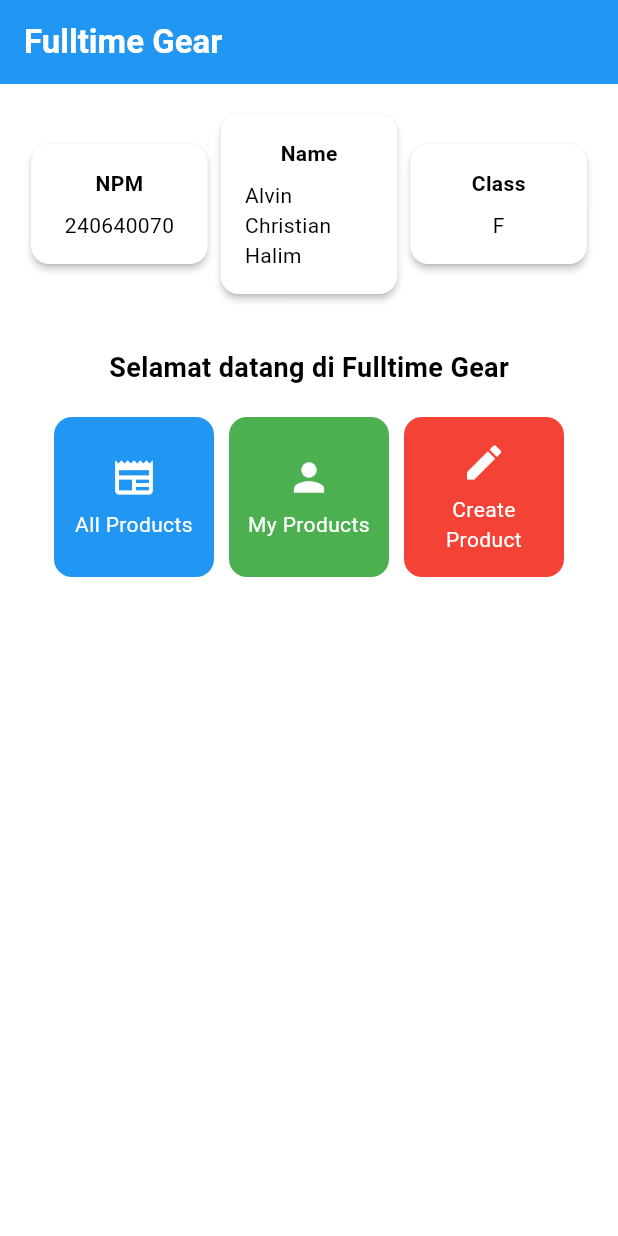
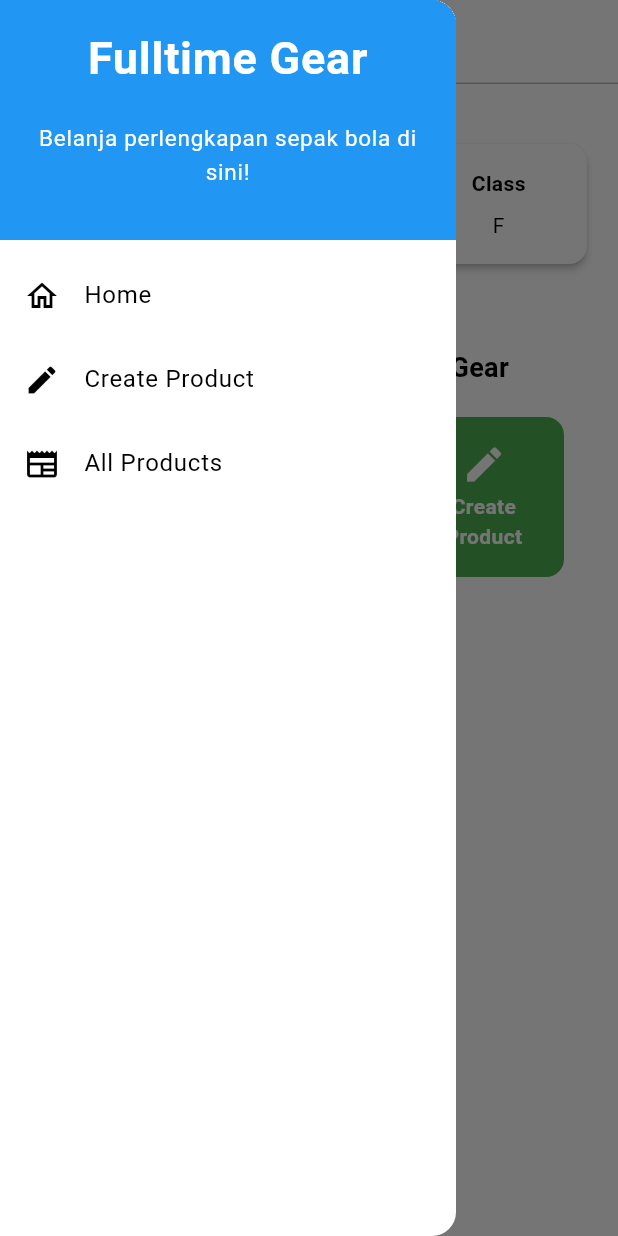
Before and after one commit to alvinchristian/football-shop-mobile, a Flutter app: the screen it shows after launch, with the side drawer open (before the commit the screen has no drawer), on a phone screen of 412 x 824 dp. Run offline on Flutter 3.47's test engine with Material 3 defaults, Android fonts, the phone set to English and light mode, and no system bars.

Commit message:
code for tugas 8

```diff
--- a/football_shop/lib/menu.dart
+++ b/football_shop/lib/screens/menu.dart
@@ -1,10 +1,13 @@
 import 'package:flutter/material.dart';
+import 'package:football_shop/widgets/left_drawer.dart';
+import 'package:football_shop/widgets/item_card.dart';
 
 class MyHomePage extends StatelessWidget {
   MyHomePage({super.key});
-  final String nama = "Alvin Christian Halim"; //nama
-  final String npm = "240640070"; //npm
-  final String kelas = "F"; //kelas
+
+  final String nama = "Alvin Christian Halim";
+  final String npm = "240640070";
+  final String kelas = "F";
 
   final List<ItemHomepage> items = [
     ItemHomepage("All Products", Icons.newspaper),
@@ -16,15 +19,41 @@ class MyHomePage extends StatelessWidget {
   Widget build(BuildContext context) {
     return Scaffold(
       appBar: AppBar(
-        title: const Text(
-          'Fulltime Gear',
-          style: TextStyle(
-            color: Colors.white,
-            fontWeight: FontWeight.bold,
+        backgroundColor: Colors.white,
+        surfaceTintColor: Colors.transparent,
+        elevation: 0,
+        shape: const Border(
+          bottom: BorderSide(
+            color: Colors.black26,
+            width: 1,
           ),
         ),
-        backgroundColor: Theme.of(context).colorScheme.primary,
+        title: RichText(
+          text: const TextSpan(
+            children: [
+              TextSpan(
+                text: "Fulltime ",
+                style: TextStyle(
+                  color: Colors.green,
+                  fontWeight: FontWeight.bold,
+                  fontSize: 20,
+                ),
+              ),
+              TextSpan(
+                text: "Gear",
+                style: TextStyle(
+                  color: Colors.black,
+                  fontWeight: FontWeight.bold,
+                  fontSize: 20,
+                ),
+              ),
+            ],
+          ),
+        ),
       ),
+
+
+      drawer: LeftDrawer(),
       body: Padding(
         padding: const EdgeInsets.all(16.0),
         child: Column(
@@ -104,60 +133,6 @@ class InfoCard extends StatelessWidget {
 class ItemHomepage {
   final String name;
   final IconData icon;
+
   ItemHomepage(this.name, this.icon);
 }
-
-class ItemCard extends StatelessWidget {
-  final ItemHomepage item;
-  const ItemCard(this.item, {super.key});
-
-  // Menentukan warna berdasarkan nama tombol
-  Color _getColor(String name) {
-    switch (name) {
-      case "All Products":
-        return Colors.blue;
-      case "My Products":
-        return Colors.green;
-      case "Create Product":
-        return Colors.red;
-      default:
-        return Colors.grey;
-    }
-  }
-
-  @override
-  Widget build(BuildContext context) {
-    return Material(
-      color: _getColor(item.name),
-      borderRadius: BorderRadius.circular(12),
-      child: InkWell(
-        onTap: () {
-          ScaffoldMessenger.of(context)
-            ..hideCurrentSnackBar()
-            ..showSnackBar(
-              SnackBar(
-                content: Text("Kamu telah menekan tombol ${item.name}"),
-              ),
-            );
-        },
-        child: Container(
-          padding: const EdgeInsets.all(8),
-          child: Center(
-            child: Column(
-              mainAxisAlignment: MainAxisAlignment.center,
-              children: [
-                Icon(item.icon, color: Colors.white, size: 30.0),
-                const Padding(padding: EdgeInsets.all(3)),
-                Text(
-                  item.name,
-                  textAlign: TextAlign.center,
-                  style: const TextStyle(color: Colors.white),
-                ),
-              ],
-            ),
-          ),
-        ),
-      ),
-    );
-  }
-}
--- /dev/null
+++ b/football_shop/lib/widgets/item_card.dart
@@ -0,0 +1,79 @@
+import 'package:flutter/material.dart';
+import 'package:football_shop/screens/product_form.dart';
+import 'package:football_shop/screens/menu.dart';
+
+class ItemCard extends StatelessWidget {
+  final ItemHomepage item;
+
+  const ItemCard(this.item, {super.key});
+
+  bool get isAllProducts => item.name == "All Products";
+
+  Color _getColor(String name) {
+    switch (name) {
+      case "All Products":
+        return Colors.white;
+      case "My Products":
+        return Colors.green;
+      case "Create Product":
+        return Colors.green;
+      default:
+        return Colors.grey;
+    }
+  }
+
+  @override
+  Widget build(BuildContext context) {
+    return Material(
+      color: _getColor(item.name),
+      shape: RoundedRectangleBorder(
+        borderRadius: BorderRadius.circular(12),
+        side: isAllProducts
+            ? const BorderSide(color: Colors.black, width: 2)
+            : BorderSide.none,
+      ),
+      child: InkWell(
+        onTap: () {
+          ScaffoldMessenger.of(context)
+            ..hideCurrentSnackBar()
+            ..showSnackBar(
+              SnackBar(content: Text("Kamu telah menekan tombol ${item.name}!")),
+            );
+
+          if (item.name == "Create Product") {
+            Navigator.push(
+              context,
+              MaterialPageRoute(
+                builder: (context) => const ProductFormPage(),
+              ),
+            );
+          }
+        },
+        child: Container(
+          padding: const EdgeInsets.all(8),
+          child: Center(
+            child: Column(
+              mainAxisAlignment: MainAxisAlignment.center,
+              children: [
+                Icon(
+                  item.icon,
+                  color: isAllProducts ? Colors.black : Colors.white,
+                  size: 30.0,
+                ),
+                const SizedBox(height: 3),
+                Text(
+                  item.name,
+                  textAlign: TextAlign.center,
+                  style: TextStyle(
+                    color: isAllProducts ? Colors.black : Colors.white,
+                    fontWeight: FontWeight.bold,
+                  ),
+                ),
+              ],
+            ),
+          ),
+        ),
+      ),
+    );
+  }
+}
--- /dev/null
+++ b/football_shop/lib/widgets/left_drawer.dart
@@ -0,0 +1,79 @@
+import 'package:flutter/material.dart';
+import 'package:football_shop/screens/menu.dart';
+import 'package:football_shop/screens/product_form.dart';
+
+class LeftDrawer extends StatelessWidget {
+  const LeftDrawer({super.key});
+
+  @override
+  Widget build(BuildContext context) {
+    return Drawer(
+      child: ListView(
+        children: [
+          const DrawerHeader(
+            decoration: BoxDecoration(
+              color: Colors.blue,
+            ),
+            child: Column(
+              children: [
+                Text(
+                  'Fulltime Gear',
+                  textAlign: TextAlign.center,
+                  style: TextStyle(
+                    fontSize: 30,
+                    fontWeight: FontWeight.bold,
+                    color: Colors.white,
+                  ),
+                ),
+                Padding(padding: EdgeInsets.all(10)),
+                Text(
+                  "Belanja perlengkapan sepak bola di sini!",
+                  textAlign: TextAlign.center,
+                  style: TextStyle(
+                    fontSize: 15,
+                    color: Colors.white,
+                  ),
+                ),
+              ],
+            ),
+          ),
+
+          ListTile(
+            leading: const Icon(Icons.home_outlined),
+            title: const Text('Home'),
+            onTap: () {
+              Navigator.pop(context);
+              Navigator.pushReplacement(
+                context,
+                MaterialPageRoute(builder: (context) => MyHomePage()),
+              );
+            },
+          ),
+
+          ListTile(
+            leading: const Icon(Icons.create),
+            title: const Text('Create Product'),
+            onTap: () {
+              Navigator.pop(context);
+              Navigator.push(
+                context,
+                MaterialPageRoute(
+                  builder: (context) => const ProductFormPage(),
+                ),
+              );
+            },
+          ),
+
+          ListTile(
+            leading: const Icon(Icons.newspaper),
+            title: const Text('All Products'),
+            onTap: () {
+              Navigator.pop(context);
+              // TODO: Navigate to Product List Page later
+            },
+          ),
+        ],
+      ),
+    );
+  }
+}
```
Also changed, not shown: football_shop/lib/main.dart (+3 -19 lines), football_shop/lib/screens/product_form.dart (added, +195 -0 lines).
